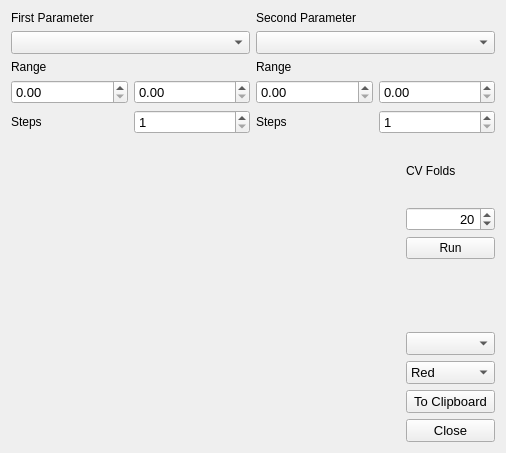
b4silio/MLDemos, file MLDemos/gridsearch.ui: the form before one commit.
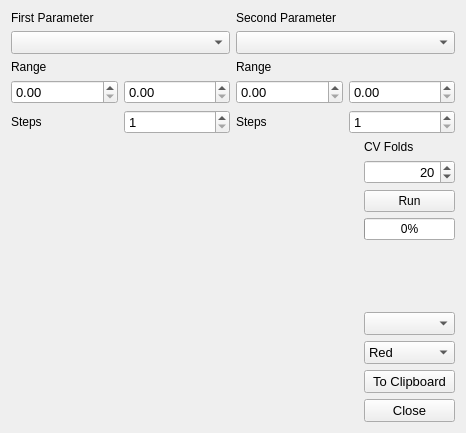
The form after the commit. Custom widgets are drawn as their Qt base class.

Commit message: ADDED: categorical data from dataimporter FIXED: Visualization appearing alongside 3D view in Windows FIXED: Crash when clearing 3D view in Windows ADDED: colorbar in gridsearch ADDED: progressbar in gridsearch

Diff of the .ui file:
```diff
--- a/MLDemos/gridsearch.ui
+++ b/MLDemos/gridsearch.ui
@@ -6,8 +6,8 @@
    <rect>
     <x>0</x>
     <y>0</y>
-    <width>506</width>
-    <height>453</height>
+    <width>466</width>
+    <height>433</height>
    </rect>
   </property>
   <property name="windowTitle">
@@ -172,18 +172,75 @@
    </item>
    <item row="1" column="0" colspan="2">
     <widget class="QWidget" name="widget_4" native="true">
-     <layout class="QGridLayout" name="gridLayout_4" rowstretch="0,0,0,0,0,0,0,0" columnstretch="1,0">
+     <layout class="QGridLayout" name="gridLayout_4" rowstretch="0,0,0,0,0,0,0,0,0" columnstretch="1,0,0">
       <property name="margin">
        <number>0</number>
       </property>
-      <item row="0" column="0" rowspan="8">
+      <item row="5" column="2">
+       <widget class="QComboBox" name="resultCombo">
+        <property name="font">
+         <font>
+          <pointsize>10</pointsize>
+         </font>
+        </property>
+       </widget>
+      </item>
+      <item row="2" column="2">
+       <widget class="QPushButton" name="runButton">
+        <property name="text">
+         <string>Run</string>
+        </property>
+       </widget>
+      </item>
+      <item row="1" column="2">
+       <widget class="QSpinBox" name="foldSpin">
+        <property name="font">
+         <font>
+          <pointsize>10</pointsize>
+         </font>
+        </property>
+        <property name="alignment">
+         <set>Qt::AlignRight|Qt::AlignTrailing|Qt::AlignVCenter</set>
+        </property>
+        <property name="minimum">
+         <number>1</number>
+        </property>
+        <property name="maximum">
+         <number>999</number>
+        </property>
+        <property name="value">
+         <number>20</number>
+        </property>
+       </widget>
+      </item>
+      <item row="0" column="0" rowspan="9">
        <widget class="GridLabel" name="displayLabel">
         <property name="text">
          <string/>
         </property>
        </widget>
       </item>
-      <item row="5" column="1">
+      <item row="4" column="2">
+       <spacer name="verticalSpacer">
+        <property name="orientation">
+         <enum>Qt::Vertical</enum>
+        </property>
+        <property name="sizeHint" stdset="0">
+         <size>
+          <width>20</width>
+          <height>40</height>
+         </size>
+        </property>
+       </spacer>
+      </item>
+      <item row="3" column="2">
+       <widget class="QProgressBar" name="progressBar">
+        <property name="value">
+         <number>0</number>
+        </property>
+       </widget>
+      </item>
+      <item row="6" column="2">
        <widget class="QComboBox" name="colorCombo">
         <property name="font">
          <font>
@@ -212,7 +269,7 @@
         </item>
        </widget>
       </item>
-      <item row="6" column="1">
+      <item row="7" column="2">
        <widget class="QPushButton" name="clipboardButton">
         <property name="font">
          <font>
@@ -224,7 +281,7 @@
         </property>
        </widget>
       </item>
-      <item row="7" column="1">
+      <item row="8" column="2">
        <widget class="QPushButton" name="closeButton">
         <property name="font">
          <font>
@@ -236,47 +293,23 @@
         </property>
        </widget>
       </item>
-      <item row="0" column="1">
+      <item row="0" column="2">
        <widget class="QLabel" name="label_5">
         <property name="text">
          <string>CV Folds</string>
         </property>
        </widget>
       </item>
-      <item row="1" column="1">
-       <widget class="QSpinBox" name="foldSpin">
-        <property name="font">
-         <font>
-          <pointsize>10</pointsize>
-         </font>
+      <item row="1" column="1" rowspan="7">
+       <widget class="QLabel" name="colorbarLabel">
+        <property name="minimumSize">
+         <size>
+          <width>40</width>
+          <height>0</height>
+         </size>
         </property>
-        <property name="alignment">
-         <set>Qt::AlignRight|Qt::AlignTrailing|Qt::AlignVCenter</set>
-        </property>
-        <property name="minimum">
-         <number>1</number>
-        </property>
-        <property name="maximum">
-         <number>999</number>
-        </property>
-        <property name="value">
-         <number>20</number>
-        </property>
-       </widget>
-      </item>
-      <item row="2" column="1">
-       <widget class="QPushButton" name="runButton">
         <property name="text">
-         <string>Run</string>
-        </property>
-       </widget>
-      </item>
-      <item row="4" column="1">
-       <widget class="QComboBox" name="resultCombo">
-        <property name="font">
-         <font>
-          <pointsize>10</pointsize>
-         </font>
+         <string/>
         </property>
        </widget>
       </item>
```
Left out of the diff: 2 changed lines with no effect on the pictures. The commit also changes 14 other files.
